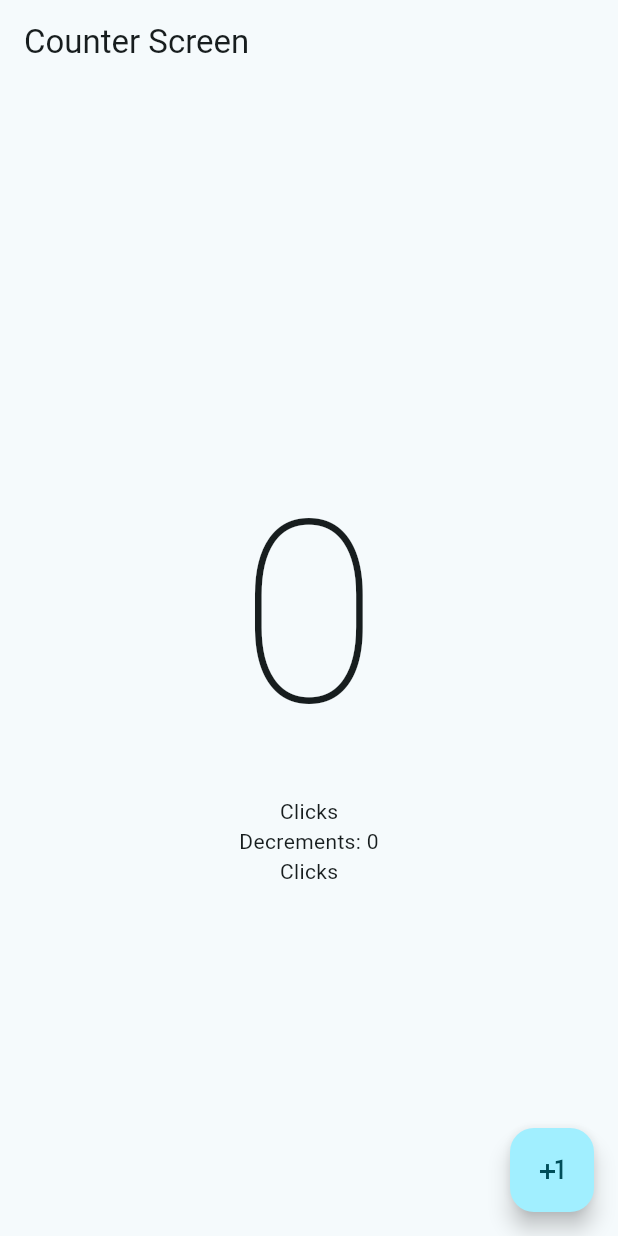
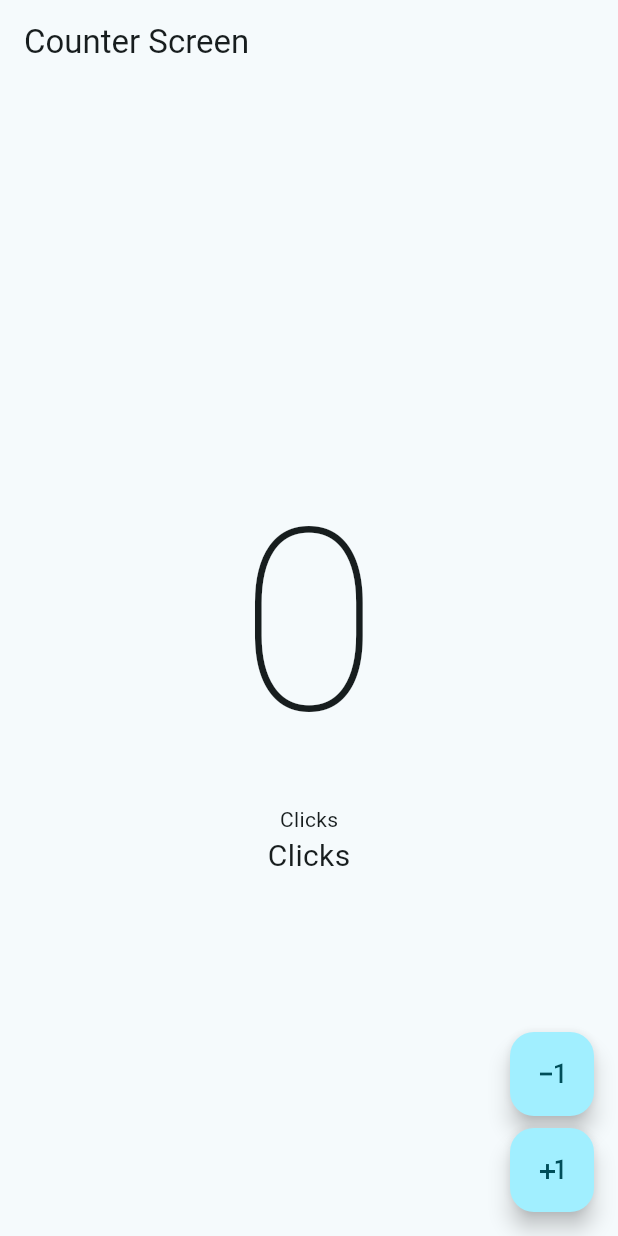
Before and after one commit to EduardoSTL/contador_numeros, a Flutter app: the screen it shows after launch, on a phone screen of 412 x 824 dp. Run offline on Flutter 3.47's test engine with Material 2 defaults, Android fonts, the phone set to English and light mode, and no system bars.

Commit message:
added: decrement counter

```diff
--- a/lib/presentacion_screens/counter_screen.dart
+++ b/lib/presentacion_screens/counter_screen.dart
@@ -30,25 +30,38 @@ class CounterScreen extends StatefulWidget{
         //columna tiene varios hijos y los centra y organiza de forma vertical:
         mainAxisAlignment: MainAxisAlignment.center,
         children: [
-          Text('$clickCounter', style: TextStyle(fontSize: 169, fontWeight: FontWeight.w100),
+          Text('$clickCounter', style: const TextStyle(fontSize: 169, fontWeight: FontWeight.w100),
           ),
           Text('Clicks'),
-          Text('Decrements: $decrementCounter'),
-          Text('Click${clickCounter == 1 ? '':'s'}') // New line
+          //Text('Decrements: $decrementCounter'),
+          Text('Click${clickCounter == 1 ? '':'s'}', style: const TextStyle(fontSize: 20),) // New line
         ],
       ),
       ),
       //boton con la accion "sumar"
-    floatingActionButton: FloatingActionButton(
-      onPressed: (){
-        //* cambia el estado del texto del widget al hacer click
+    floatingActionButton: Column(
+  mainAxisAlignment: MainAxisAlignment.end,
+  children: [
+    FloatingActionButton(
+      onPressed: () {
         setState(() {
-          //! Incremento en uno cada vez que se presione el botón
+          --clickCounter;
+          ++decrementCounter;
+        });
+      },
+      child: const Icon(Icons.exposure_minus_1),
+    ),
+    const SizedBox(height: 8),
+    FloatingActionButton(
+      onPressed: () {
+        setState(() {
           ++clickCounter;
         });
       },
       child: const Icon(Icons.plus_one),
-      ),
+    ),
+    ],
+    ),
    );
   }
 }
```
